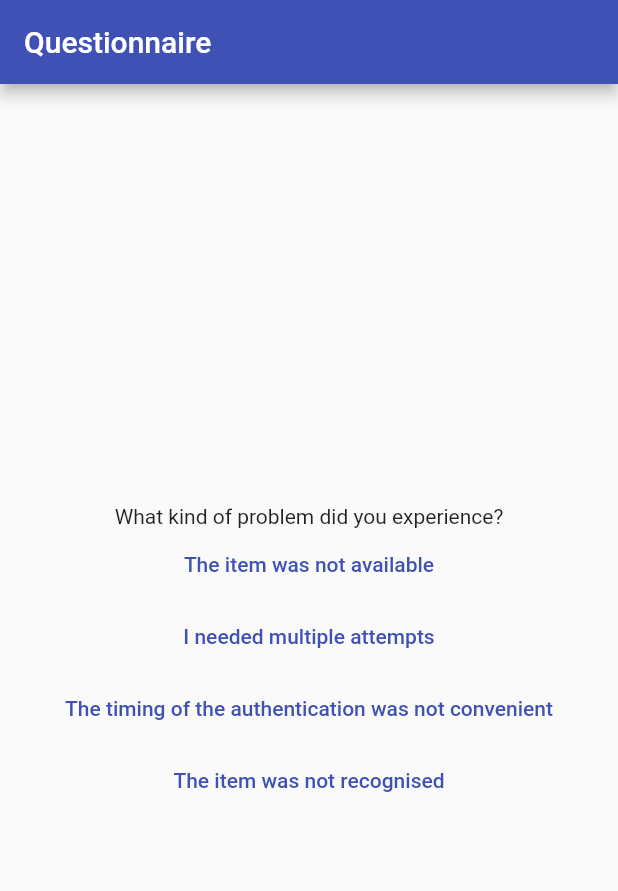
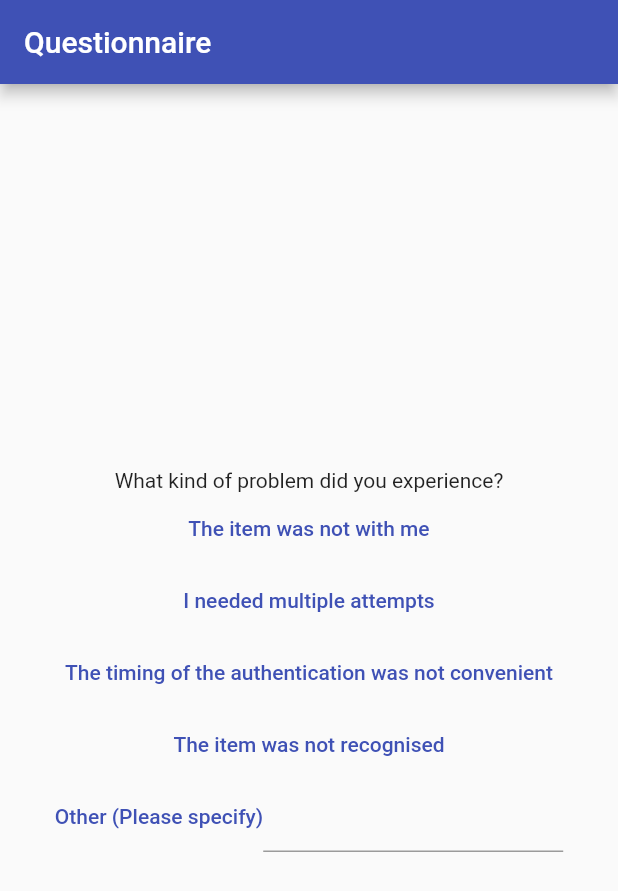
Before and after one commit to mTurner-beepboop/t2fa_study_app, a Flutter app: the Questions screen opened directly with empty values, after a tap on "At Home", on a phone screen of 412 x 824 dp. Shown: the top 891 px of the screen. Run offline on Flutter 3.47's test engine with Material 2 defaults, Android fonts, the phone set to English and light mode, and no system bars; our stand-ins replace cloud_firestore, firebase_core, firebase_messaging, flutter_local_notifications, video_player; accounts and stored records are empty.

Commit message:
Updated the questionnaire page with different wording and a extra answer

```diff
--- a/lib/questions.dart
+++ b/lib/questions.dart
@@ -47,13 +47,12 @@ class QuestionsForm extends StatefulWidget {
 }
 
 class _QuestionsFormState extends State<QuestionsForm> {
-  final _formKey = GlobalKey<FormState>();
-  List<dynamic> answers = [null, null, null, null, null, null, null]; //The final state of all the answers
+  //[Answer1, Answer1 - other specific, Answer2, Answer2 - explain, Answer2 - other specific, Answer3, Answer3 - why, Answer4 (optional)]
+  List<dynamic> answers = [null, null, null, null, null, null, null, null]; //The final state of all the answers
   List<bool> phase = [true, false, false, false]; //Phase of answers to questions
   String? error; //A string object used to display the error text if an answer is empty
 
   void _handleSubmit(ans){
-    print(ans);
     if (widget.live){
       getParticipantNum().then((value) => firestoreQuestionsSave(ans, widget.time, widget.skip, widget.success, value));
     }
@@ -218,6 +217,25 @@ class _QuestionsFormState extends State<QuestionsForm> {
                                   });
                                 },
                                 child: const Text("The timing of the authentication was inconvenient"),
+                              ),
+                              Row(
+                                mainAxisAlignment: MainAxisAlignment.center,
+                                children: [
+                                  const Text("Other (Please specify)", style: TextStyle(color: Colors.indigo, fontWeight: FontWeight.w500)),
+                                  SizedBox(
+                                      width: 200,
+                                      child: TextField(
+                                        onSubmitted: (value) {
+                                          setState(() {
+                                            answers[3] = "Other";
+                                            answers[4] = value;
+                                            phase[1] = false;
+                                            phase[2] = true;
+                                          });
+                                        },
+                                      )
+                                  )
+                                ]
                               )
                             ]
                           ),
@@ -237,11 +255,11 @@ class _QuestionsFormState extends State<QuestionsForm> {
                             child:
                             Column(
                                 children: [
-                                  const Text("Would you like to perform this authentication in a similar setting in your daily life?"),
+                                  const Text("Would you like to perform this kind of authentication in a similar setting in your daily life?"),
                                   TextButton(
                                     onPressed: (){
                                       setState((){
-                                        answers[4] = "No";
+                                        answers[5] = "No";
                                       });
                                     },
                                     child: const Text("No"),
@@ -249,7 +267,7 @@ class _QuestionsFormState extends State<QuestionsForm> {
                                   TextButton(
                                     onPressed:(){
                                       setState((){
-                                        answers[4] = "Yes";
+                                        answers[5] = "Yes";
                                       });
                                     },
                                     child: const Text("Yes"),
@@ -258,7 +276,7 @@ class _QuestionsFormState extends State<QuestionsForm> {
                             ),
                           ),
                           //Question 3b
-                          answers[4] == null ? const SizedBox(height:0) :
+                          answers[5] == null ? const SizedBox(height:0) :
                           Padding(
                             padding: const EdgeInsets.all(10),
                             child:
@@ -270,7 +288,7 @@ class _QuestionsFormState extends State<QuestionsForm> {
                                       child: TextField(
                                         onSubmitted: (value) {
                                           setState((){
-                                            answers[5] = value;
+                                            answers[6] = value;
                                             phase[2] = false;
                                             phase[3] = true;
                                           });
@@ -298,7 +316,7 @@ class _QuestionsFormState extends State<QuestionsForm> {
                               child: TextField(
                                 onChanged: (value) {
                                   setState((){
-                                    answers[6] = value;
+                                    answers[7] = value;
                                   });
                                 },
                               ),
@@ -415,7 +433,7 @@ class _QuestionsFormState extends State<QuestionsForm> {
                               phase[2] = true;
                             });
                           },
-                          child: const Text("The item was not available"),
+                          child: const Text("The item was not with me"),
                         ),
                         TextButton(
                           onPressed: () {
@@ -457,6 +475,25 @@ class _QuestionsFormState extends State<QuestionsForm> {
                           },
                           child: const Text("I've accidentally skipped"),
                         ),
+                        Row(
+                          mainAxisAlignment: MainAxisAlignment.center,
+                          children: [
+                            const Text("Other (Please specify)", style: TextStyle(color: Colors.indigo, fontWeight: FontWeight.w500)),
+                            SizedBox(
+                                width: 200,
+                                child: TextField(
+                                  onSubmitted: (value) {
+                                    setState(() {
+                                      answers[2] = "Other";
+                                      answers[3] = value;
+                                      phase[1] = false;
+                                      phase[2] = true;
+                                    });
+                                  },
+                                )
+                            )
+                          ]
+                        )
                       ]
                     )
                   )
@@ -473,11 +510,11 @@ class _QuestionsFormState extends State<QuestionsForm> {
                           child:
                           Column(
                               children: [
-                                const Text("Would you like to perform this authentication in a similar setting in your daily life?"),
+                                const Text("Would you like to perform this kind of authentication in a similar setting in your daily life?"),
                                 TextButton(
                                   onPressed: (){
                                     setState((){
-                                      answers[4] = "No";
+                                      answers[5] = "No";
                                     });
                                   },
                                   child: const Text("No"),
@@ -485,7 +522,7 @@ class _QuestionsFormState extends State<QuestionsForm> {
                                 TextButton(
                                   onPressed:(){
                                     setState((){
-                                      answers[4] = "Yes";
+                                      answers[5] = "Yes";
                                     });
                                   },
                                   child: const Text("Yes"),
@@ -494,7 +531,7 @@ class _QuestionsFormState extends State<QuestionsForm> {
                           ),
                         ),
                         //Question 3b
-                        answers[4] == null ? const SizedBox(height:0) :
+                        answers[5] == null ? const SizedBox(height:0) :
                         Padding(
                           padding: const EdgeInsets.all(10),
                           child:
@@ -506,7 +543,7 @@ class _QuestionsFormState extends State<QuestionsForm> {
                                     child: TextField(
                                       onSubmitted: (value) {
                                         setState((){
-                                          answers[5] = value;
+                                          answers[6] = value;
                                           phase[2] = false;
                                           phase[3] = true;
                                         });
@@ -534,7 +571,7 @@ class _QuestionsFormState extends State<QuestionsForm> {
                                 child: TextField(
                                   onChanged: (value) {
                                     setState((){
-                                      answers[6] = value;
+                                      answers[7] = value;
                                     });
                                   },
                                 ),
@@ -649,7 +686,7 @@ class _QuestionsFormState extends State<QuestionsForm> {
                                 phase[2] = true;
                               });
                             },
-                            child: const Text("The item was not available"),
+                            child: const Text("The item was not with me"),
                           ),
                           TextButton(
                             onPressed: () {
@@ -681,6 +718,25 @@ class _QuestionsFormState extends State<QuestionsForm> {
                             },
                             child: const Text("The item was not recognised"),
                           ),
+                          Row(
+                              mainAxisAlignment: MainAxisAlignment.center,
+                              children: [
+                                const Text("Other (Please specify)", style: TextStyle(color: Colors.indigo, fontWeight: FontWeight.w500)),
+                                SizedBox(
+                                    width: 200,
+                                    child: TextField(
+                                      onSubmitted: (value) {
+                                        setState(() {
+                                          answers[2] = "Other";
+                                          answers[3] = value;
+                                          phase[1] = false;
+                                          phase[2] = true;
+                                        });
+                                      },
+                                    )
+                                )
+                              ]
+                          )
                         ]
                       )
                   )
@@ -697,11 +753,11 @@ class _QuestionsFormState extends State<QuestionsForm> {
                               child:
                               Column(
                                   children: [
-                                    const Text("Would you like to perform this authentication in a similar setting in your daily life?"),
+                                    const Text("Would you like to perform this kind of authentication in a similar setting in your daily life?"),
                                     TextButton(
                                       onPressed: (){
                                         setState((){
-                                          answers[4] = "No";
+                                          answers[5] = "No";
                                         });
                                       },
                                       child: const Text("No"),
@@ -709,7 +765,7 @@ class _QuestionsFormState extends State<QuestionsForm> {
                                     TextButton(
                                       onPressed:(){
                                         setState((){
-                                          answers[4] = "Yes";
+                                          answers[5] = "Yes";
                                         });
                                       },
                                       child: const Text("Yes"),
@@ -718,7 +774,7 @@ class _QuestionsFormState extends State<QuestionsForm> {
                               ),
                             ),
                             //Question 3b
-                            answers[4] == null ? const SizedBox(height:0) :
+                            answers[5] == null ? const SizedBox(height:0) :
                             Padding(
                               padding: const EdgeInsets.all(10),
                               child:
@@ -730,7 +786,7 @@ class _QuestionsFormState extends State<QuestionsForm> {
                                         child: TextField(
                                           onSubmitted: (value) {
                                             setState((){
-                                              answers[5] = value;
+                                              answers[6] = value;
                                               phase[2] = false;
                                               phase[3] = true;
                                             });
@@ -758,7 +814,7 @@ class _QuestionsFormState extends State<QuestionsForm> {
                                 child: TextField(
                                   onChanged: (value) {
                                     setState((){
-                                      answers[6] = value;
+                                      answers[7] = value;
                                     });
                                   },
                                 ),
```
